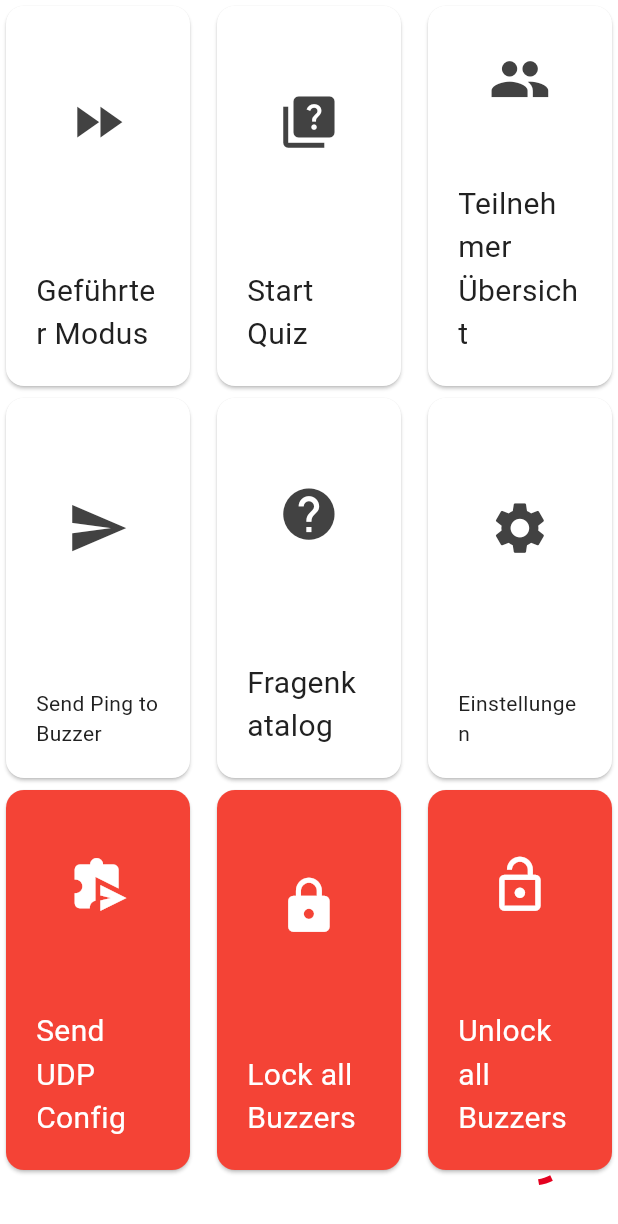
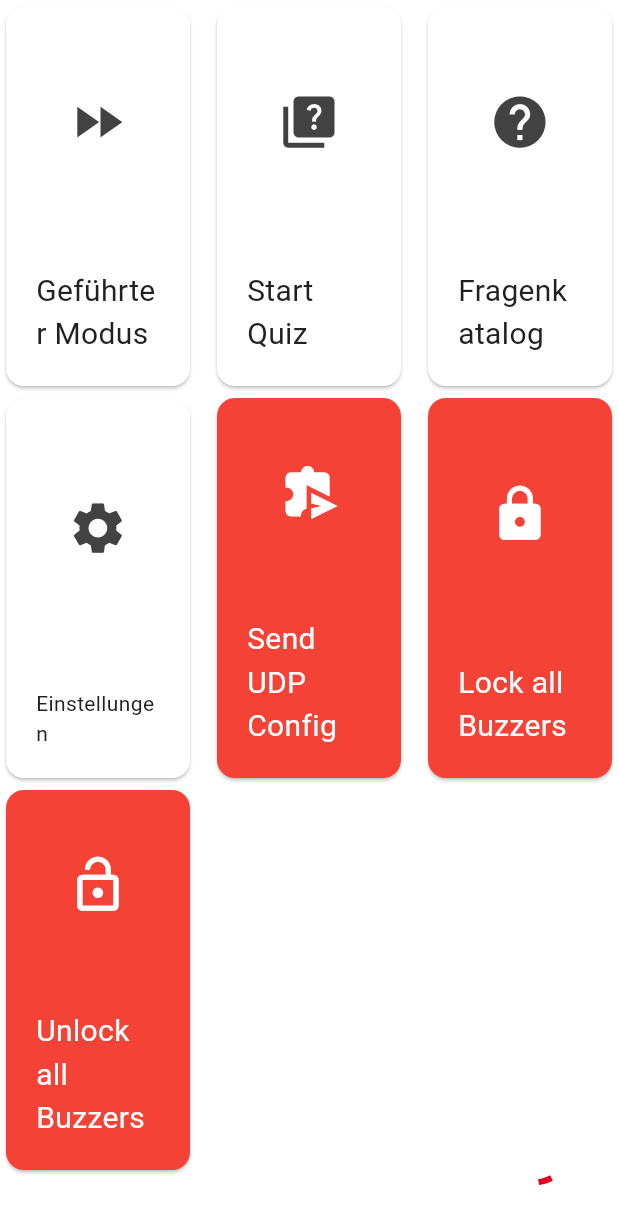
Before and after one commit to jojo-firedev/quizapp, a Flutter app: the screen it shows after launch, on a phone screen of 412 x 824 dp. Shown: the top 1224 px of the screen. Run offline on Flutter 3.47's test engine with Material 3 defaults, Android fonts, the phone set to English and light mode, and no system bars; our stand-ins replace logger; missing offline and left inert: udp.

Commit message:
remove unused cards

```diff
--- a/app/lib/presentation/home/home_page.dart
+++ b/app/lib/presentation/home/home_page.dart
@@ -69,53 +69,31 @@ class _HomePageState extends State<HomePage> {
                 ),
               ),
             ),
-            Card(
-              child: InkWell(
-                onTap: () => Navigator.pushNamed(context, '/teilnehmer'),
-                child: Center(
-                  child: Column(
-                    children: [
-                      Expanded(
-                        child: Icon(
-                          Icons.group,
-                          size: MediaQuery.of(context).size.width / 10,
-                        ),
-                      ),
-                      const Padding(
-                        padding: EdgeInsets.all(20.0),
-                        child: Text(
-                          'Teilnehmer Übersicht',
-                          style: TextStyle(fontSize: 20),
-                        ),
-                      ),
-                    ],
-                  ),
-                ),
-              ),
-            ),
-            Card(
-              child: InkWell(
-                onTap: () => Global.buzzerManagerService.sendPing(),
-                child: Center(
-                  child: Column(
-                    children: [
-                      Expanded(
-                        child: Icon(
-                          Icons.send,
-                          size: MediaQuery.of(context).size.width / 10,
-                        ),
-                      ),
-                      const Padding(
-                        padding: EdgeInsets.all(20.0),
-                        child: Text(
-                          'Send Ping to Buzzer',
-                        ),
-                      ),
-                    ],
-                  ),
-                ),
-              ),
-            ),
+            // Card(
+            //   child: InkWell(
+            //     onTap: () => Navigator.pushNamed(context, '/teilnehmer'),
+            //     child: Center(
+            //       child: Column(
+            //         children: [
+            //           Expanded(
+            //             child: Icon(
+            //               Icons.group,
+            //               size: MediaQuery.of(context).size.width / 10,
+            //             ),
+            //           ),
+            //           const Padding(
+            //             padding: EdgeInsets.all(20.0),
+            //             child: Text(
+            //               'Teilnehmer Übersicht',
+            //               style: TextStyle(fontSize: 20),
+            //             ),
+            //           ),
+            //         ],
+            //       ),
+            //     ),
+            //   ),
+            // ),
+
             Card(
               child: InkWell(
                 onTap: () {},
```
